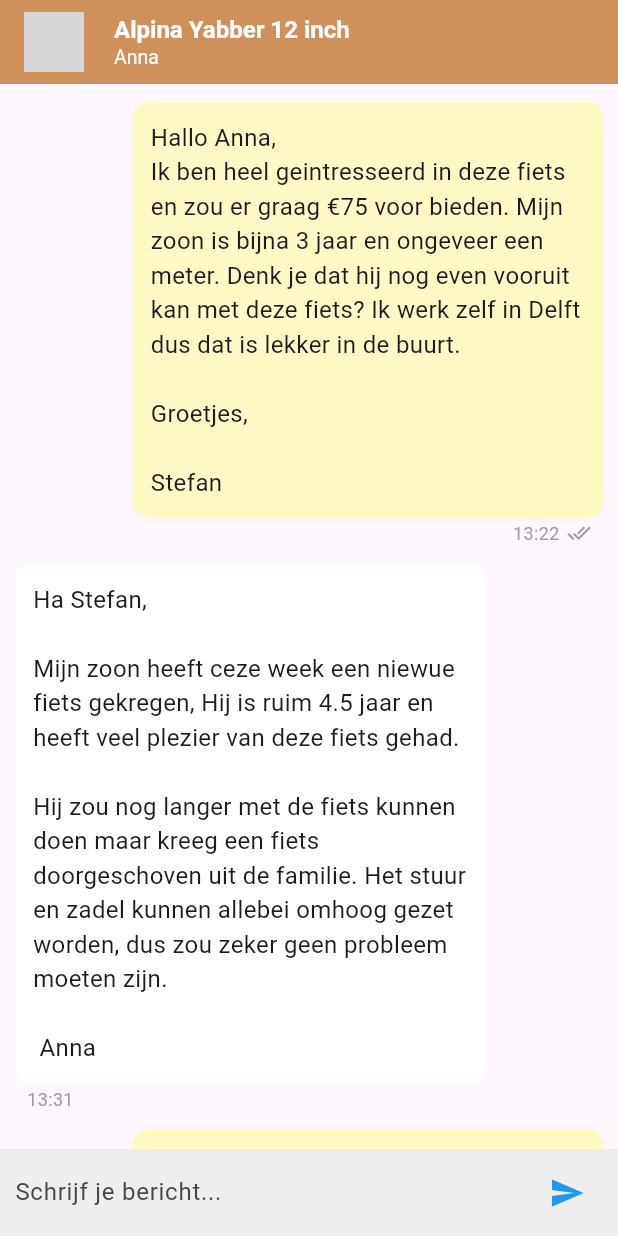
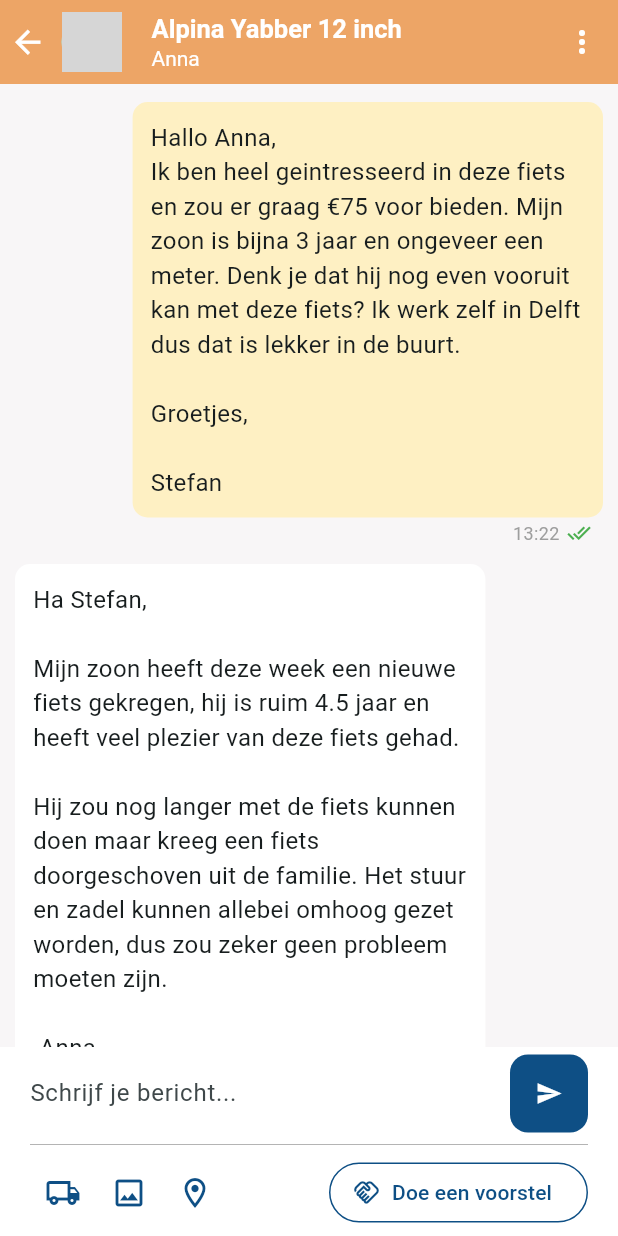
Before and after one commit to vonfoxie87/fake_mpchat, a Flutter app: the screen it shows after launch, on a phone screen of 412 x 824 dp. Run offline on Flutter 3.47's test engine with Material 3 defaults, Android fonts, the phone set to English and light mode, and no system bars; grey boxes are pictures that could not be loaded.

Commit message:
layout update

```diff
--- a/lib/main.dart
+++ b/lib/main.dart
@@ -8,6 +8,13 @@
   @override
   Widget build(BuildContext context) {
     return MaterialApp(
+      theme: ThemeData(
+        colorScheme: ColorScheme.fromSeed(
+          seedColor: Colors.grey,
+          surface: const Color(0xFFF8F6F7),
+          brightness: Brightness.light,
+        ),
+      ),
       debugShowCheckedModeBanner: false,
       home: ChatScreen(),
     );
@@ -20,17 +27,19 @@
     {
       "text": "Hallo Anna,\nIk ben heel geintresseerd in deze fiets en zou er graag €75 voor bieden. Mijn zoon is bijna 3 jaar en ongeveer een meter. Denk je dat hij nog even vooruit kan met deze fiets? Ik werk zelf in Delft dus dat is lekker in de buurt.\n\nGroetjes, \n\nStefan",
       "isMe": true,
-      "time": "13:22"
+      "time": "13:22",
+      "status": "gelezen"
     },
     {
-      "text": "Ha Stefan,\n\nMijn zoon heeft ceze week een niewue fiets gekregen, Hij is ruim 4.5 jaar en heeft veel plezier van deze fiets gehad.\n\nHij zou nog langer met de fiets kunnen doen maar kreeg een fiets doorgeschoven uit de familie. Het stuur en zadel kunnen allebei omhoog gezet worden, dus zou zeker geen probleem moeten zijn.\n\n Anna",
+      "text": "Ha Stefan,\n\nMijn zoon heeft deze week een nieuwe fiets gekregen, hij is ruim 4.5 jaar en heeft veel plezier van deze fiets gehad.\n\nHij zou nog langer met de fiets kunnen doen maar kreeg een fiets doorgeschoven uit de familie. Het stuur en zadel kunnen allebei omhoog gezet worden, dus zou zeker geen probleem moeten zijn.\n\n Anna",
       "isMe": false,
       "time": "13:31"
     },
     {
       "text": "Oh super dat klinkt goed! Zou ik de fiets van je kunnen overnemen?",
       "isMe": true,
-      "time": "13:34"
+      "time": "13:34",
+      "status": "gelezen"
     },
     {
       "text": "Ik zou eventueel vandaag na mn werk door kunnen rijden, werk tot 16:15u. Ik hoor het wel.",
@@ -68,7 +77,7 @@
       "text": "Prima, tot morgen",
       "isMe": true,
       "time": "14:32",
-      "status": "verzonden"
+      "status": "gelezen"
     },
   ];
 
@@ -76,10 +85,14 @@
   Widget build(BuildContext context) {
     return Scaffold(
       appBar: AppBar(
-        backgroundColor: const Color.fromARGB(255, 207, 144, 90),
+        backgroundColor: const Color(0xFFEDA566),
         foregroundColor: Colors.white,
         title: Row(
           children: [
+            Transform.translate(
+              offset: Offset(-10, 0),
+              child: Icon(Icons.arrow_back_sharp, size: 25, color: Colors.white),
+            ),
             CircleAvatar(
               backgroundImage: AssetImage('images/bike.jpg'),
             ),
@@ -89,16 +102,24 @@
               children: [
                 Text(
                   "Alpina Yabber 12 inch",
-                  style: TextStyle(fontSize: 16, fontWeight: FontWeight.bold),
+                  style: TextStyle(fontSize: 17, fontWeight: FontWeight.bold),
                 ),
                 Text(
                   "Anna",
-                  style: TextStyle(fontSize: 13, color: Colors.white),
+                  style: TextStyle(fontSize: 14, color: Colors.white),
                 ),
               ],
             ),
           ],
         ),
+        actions: [
+          IconButton(
+            icon: Icon(Icons.more_vert, color: Colors.white), // Drie puntjes rechtsboven
+            onPressed: () {
+              // Actie toevoegen, bijvoorbeeld een menu openen
+            },
+          ),
+        ],
       ),
       body: Column(
         children: [
@@ -127,7 +148,7 @@
                             margin: EdgeInsets.symmetric(vertical: 2),
                             padding: EdgeInsets.all(12),
                             decoration: BoxDecoration(
-                              color: isMe ? Colors.yellow[100] : Colors.white,
+                              color: isMe ? const Color(0xFFFEF0C3) : const Color(0xFFFFFFFF),
                               borderRadius: BorderRadius.circular(10),
                             ),
                             child: Text(
@@ -161,9 +182,11 @@
             ),
           ),
           Container(
-            padding: EdgeInsets.symmetric(horizontal: 10, vertical: 5),
-            color: Colors.grey[200],
-            child: Row(
+            padding: EdgeInsets.symmetric(horizontal: 20, vertical: 5),
+            color: Colors.white,
+            child: Column(
+              children: [
+                Row(
                   children: [
                     Expanded(
                       child: TextField(
@@ -173,9 +196,45 @@
                         ),
                       ),
                     ),
-                IconButton(
-                  icon: Icon(Icons.send, color: Colors.blue),
+                    Container(
+                      padding: EdgeInsets.all(2),
+                      decoration: BoxDecoration(
+                        color: const Color(0xFF0E4F85),
+                        borderRadius: BorderRadius.circular(12)
+                      ),
+                      child: IconButton(
+                        icon: Icon(Icons.send_sharp, size: 18, color: Colors.white),
                         onPressed: () {},
+                        padding: EdgeInsets.all(8),
+                        constraints: BoxConstraints()
+                      ),
+                    ),
+                  ],
+                ),
+                Divider(color: Colors.black, thickness: 0.2),
+                Row(
+                  mainAxisAlignment: MainAxisAlignment.spaceBetween,
+                  children: [
+                    Row(
+                      children: [
+                        SizedBox(width: 10),
+                        Icon(Icons.local_shipping_outlined, color: const Color(0xFF0E4F85)),
+                        SizedBox(width: 20),
+                        Icon(Icons.photo_outlined, color: const Color(0xFF0E4F85)),
+                        SizedBox(width: 20),
+                        Icon(Icons.location_on_outlined, color: const Color(0xFF0E4F85)),
+                      ],
+                    ),
+                    OutlinedButton.icon(
+                      onPressed: () {},
+                      icon: Icon(Icons.handshake_outlined, color: const Color(0xFF0E4F85)),
+                      label: Text("Doe een voorstel", style: TextStyle(color: const Color(0xFF0E4F85))),
+                      style: OutlinedButton.styleFrom(
+                        side: BorderSide(color: const Color(0xFF0E4F85)),
+                        shape: RoundedRectangleBorder(borderRadius: BorderRadius.circular(20)),
+                      ),
+                    ),
+                  ],
                 ),
               ],
             ),
```
Also changed, not shown: assets/images/bike.jpg, 6 other files. Lines whose indentation alone changed are shown as unchanged.
